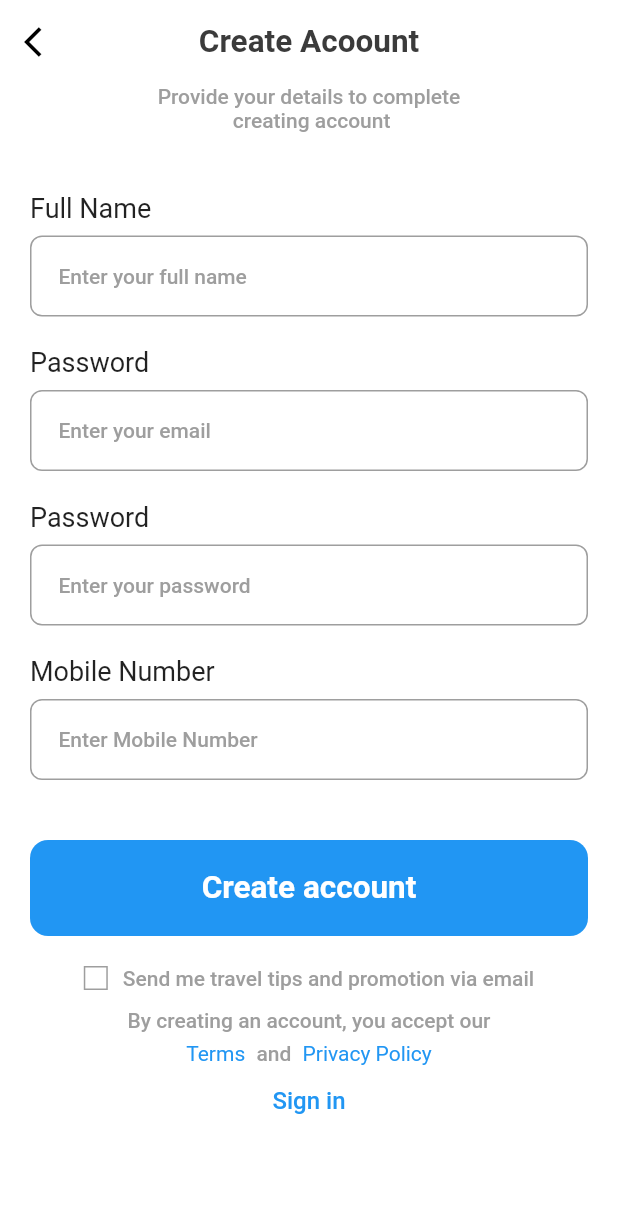
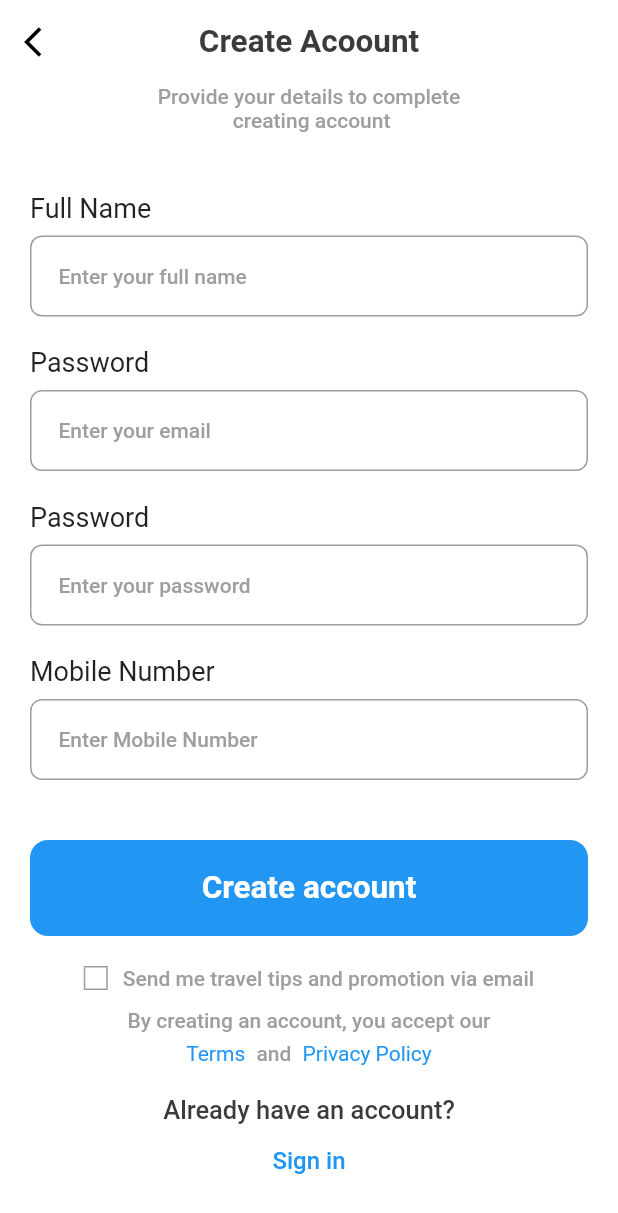
Before and after one commit to HumbleGh/eatsy, a Flutter app: the SignUpScreen screen opened directly, on a phone screen of 412 x 824 dp. Shown: the top 1213 px of the screen. Run offline on Flutter 3.47's test engine with Material 2 defaults, Android fonts, the phone set to English and light mode, and no system bars; our stand-ins replace gap, get.

Commit message:
minor updates

```diff
--- a/lib/pages/sign_up_screen.dart
+++ b/lib/pages/sign_up_screen.dart
@@ -105,6 +105,12 @@ class _SignUpScreenState extends State<SignUpScreen> {
               ),
             ],
           ),
+          Gap(AppLayout.getHeight(20)),
+          Text(
+            'Already have an account?',
+            style: Styles.headLineStyle3,
+            textAlign: TextAlign.center,
+          ),
           TextButton(
             onPressed: () {
               Navigator.push(context,
```
